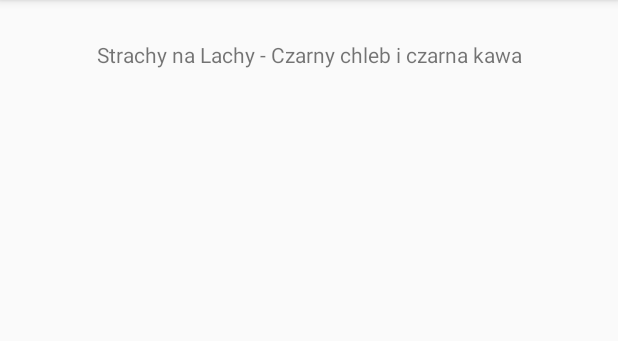
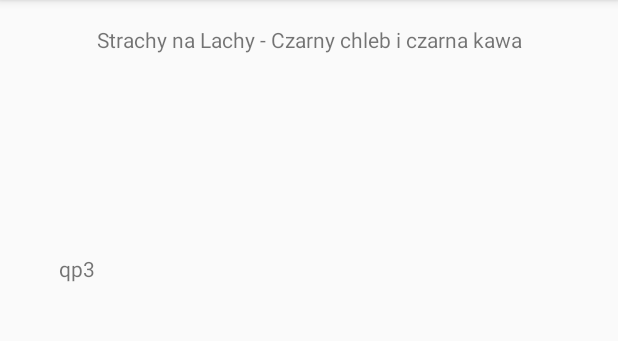
Before and after one commit to mstepniak/spiewnik01, an Android app: the screen it shows after launch (DisplaySong), after a tap on "Strachy na Lachy - Czarny chleb i czarna", on a phone screen of 412 x 824 dp, the part 84-425 px from its top. Run offline under Robolectric (Android 15) with nearby library versions, the phone set to English and light mode, and no system bars.

```diff
--- a/app/src/main/java/com/michas/spiewnik01/DisplaySong.java
+++ b/app/src/main/java/com/michas/spiewnik01/DisplaySong.java
@@ -3,6 +3,7 @@ package com.michas.spiewnik01;
 import android.content.Intent;
 import android.os.Bundle;
 import android.support.v7.app.AppCompatActivity;
+import android.text.method.ScrollingMovementMethod;
 import android.widget.TextView;
 
 /**
@@ -18,8 +19,12 @@ public class DisplaySong extends AppCompatActivity {
 
         Intent intent = getIntent();
         String message = intent.getStringExtra(MainActivity.EXTRA_MESSAGE);
+        String dupa = intent.getStringExtra(MainActivity.EXTRA_MESSAGE2);
 
-        TextView textView = findViewById(R.id.songTitle);
-        textView.setText(message);
+        TextView textViewTitle = findViewById(R.id.songTitle);
+        textViewTitle.setText(message);
+        TextView textViewSong = findViewById(R.id.songText);
+        textViewSong.setMovementMethod(new ScrollingMovementMethod());
+        textViewSong.setText(dupa);
     }
 }
--- a/app/src/main/java/com/michas/spiewnik01/MainActivity.java
+++ b/app/src/main/java/com/michas/spiewnik01/MainActivity.java
@@ -11,45 +11,81 @@ import android.widget.AdapterView;
 import android.widget.ArrayAdapter;
 import android.widget.ListView;
 import android.widget.SearchView;
-import android.widget.TextView;
 
+import org.json.JSONArray;
+import org.json.JSONException;
+import org.json.JSONObject;
+
+import java.io.IOException;
+import java.io.InputStream;
 import java.util.ArrayList;
-import java.util.Arrays;
+import java.util.HashMap;
 
 public class MainActivity extends AppCompatActivity {
 
     public static final String EXTRA_MESSAGE = "com.michals.spiewnik01.MESSAGE";
+    public static final String EXTRA_MESSAGE2 = "com.michals.spiewnik01.MESSAGE2";
     ListView ListViewCountry;
     ArrayAdapter<String> adapter;
+    public static HashMap<String, String> m_li = new HashMap<>();
+
+
     Object listItem;
     @Override
     protected void onCreate(Bundle savedInstanceState) {
         super.onCreate(savedInstanceState);
         setContentView(R.layout.activity_main);
-        ListViewCountry = (ListView)findViewById(R.id.ListViewCountry);
-        ArrayList<String> arrayCountry = new ArrayList<>();
-        arrayCountry.addAll(Arrays.asList(getResources().getStringArray(R.array.array_country)));
+        try {
+            JSONObject obj = new JSONObject(loadJSONFromAsset());
+            JSONArray m_jArry = obj.getJSONArray("songs");
+            ArrayList<String> arraySongs = new ArrayList<>();
 
-        adapter = new ArrayAdapter<>(MainActivity.this, android.R.layout.simple_list_item_1, arrayCountry);
+            for (int i = 0; i < m_jArry.length(); i++) {
+                JSONObject jo_inside = m_jArry.getJSONObject(i);
+                String song_value = jo_inside.getString("song");
+                String text_value = jo_inside.getString("text");
 
-        ListViewCountry.setAdapter(adapter);
-        ListViewCountry.setOnItemClickListener(new AdapterView.OnItemClickListener() {
-            @Override
-            public void onItemClick(AdapterView<?> adapterView, View view, int i, long l) {
-                listItem = ListViewCountry.getItemAtPosition(i);
-                //TextView textView = findViewById(R.id.dupa);
-                //textView.setText(listItem.toString());
-                sendMessage();
+                m_li.put(song_value, text_value);
+                arraySongs.add(song_value);
 
             }
-        });
+            ListViewCountry = (ListView)findViewById(R.id.ListViewCountry);
+            adapter = new ArrayAdapter<>(MainActivity.this, android.R.layout.simple_list_item_1, arraySongs); //formList
 
+            ListViewCountry.setAdapter(adapter);
+            ListViewCountry.setOnItemClickListener(new AdapterView.OnItemClickListener() {
+                @Override
+                public void onItemClick(AdapterView<?> adapterView, View view, int i, long l) {
+                    listItem = ListViewCountry.getItemAtPosition(i);
+                    sendMessage();
+                }
+            });
+        } catch (JSONException e) {
+            e.printStackTrace();
+        }
     }
 
     public void sendMessage() {
         Intent intent = new Intent(this, DisplaySong.class);
         intent.putExtra(EXTRA_MESSAGE, listItem.toString());
+        intent.putExtra(EXTRA_MESSAGE2, m_li.get(listItem.toString()));
         startActivity(intent);
+    }
+
+    public String loadJSONFromAsset() {
+        String json;
+        try {
+            InputStream is = getAssets().open("songs.json");
+            int size = is.available();
+            byte[] buffer = new byte[size];
+            is.read(buffer);
+            is.close();
+            json = new String(buffer, "UTF-8");
+        } catch (IOException ex) {
+            ex.printStackTrace();
+            return null;
+        }
+        return json;
     }
 
     @Override
--- a/app/src/main/res/layout/activity_song.xml
+++ b/app/src/main/res/layout/activity_song.xml
@@ -9,11 +9,25 @@
     <TextView
         android:id="@+id/songTitle"
         android:layout_width="294dp"
-        android:layout_height="25dp"
-        android:layout_marginTop="24dp"
+        android:layout_height="21dp"
+        android:layout_marginTop="16dp"
+        android:gravity="center"
         android:text="TextView"
-        android:gravity="center"
         app:layout_constraintLeft_toLeftOf="parent"
         app:layout_constraintRight_toRightOf="parent"
         app:layout_constraintTop_toTopOf="parent" />
+
+    <TextView
+        android:id="@+id/songText"
+        android:layout_width="333dp"
+        android:layout_height="451dp"
+        android:layout_marginBottom="16dp"
+        android:maxLines="100"
+        android:scrollbars="vertical"
+        android:text="TextView"
+        app:layout_constraintBottom_toBottomOf="parent"
+        app:layout_constraintLeft_toLeftOf="parent"
+        app:layout_constraintRight_toRightOf="parent"
+        app:layout_constraintTop_toBottomOf="@+id/songTitle" />
+
 </android.support.constraint.ConstraintLayout>
```
Also changed, not shown: app/src/main/assets/songs.json (added, +84 -0 lines).
